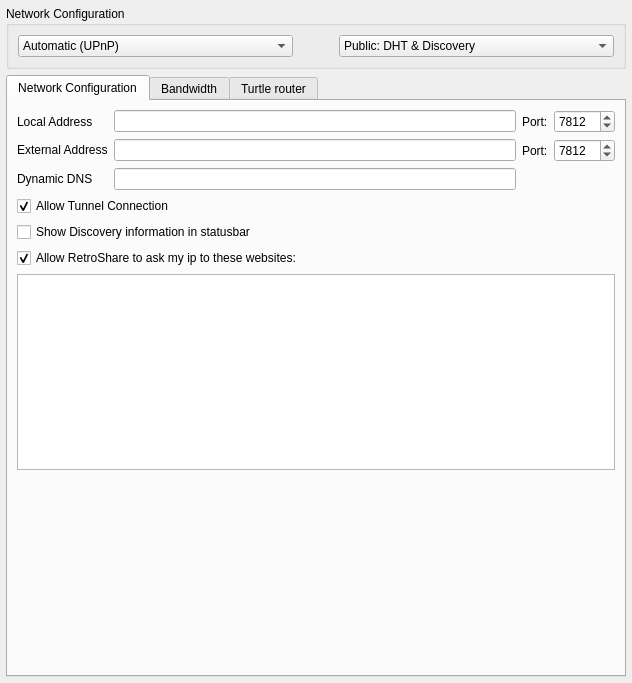
The window that retroshare-gui/src/gui/settings/ServerPage.ui (RetroShare/RetroShare) describes before a commit, drawn with Qt 5.
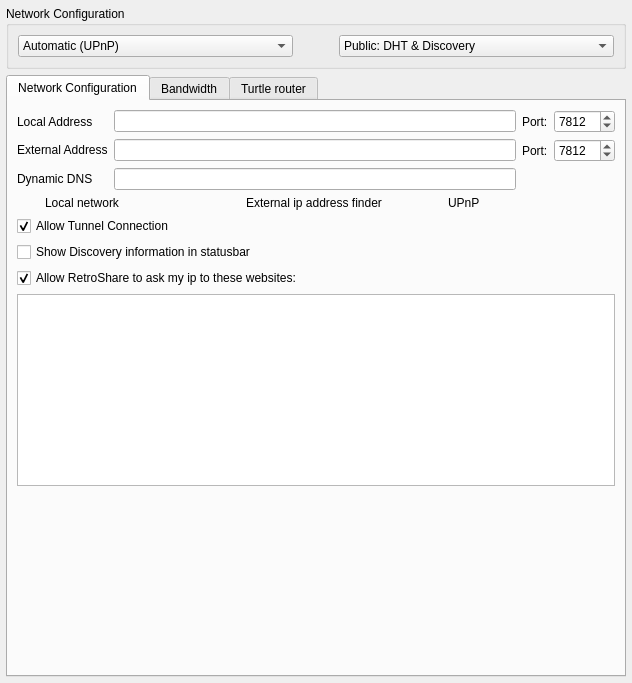
The same window after the commit. Icons and pictures are not drawn.

Commit message: moved networkview and network dialog into tabs of Friends. Renamed "group chat" into "broadcast", removed chat lobbies => will be set elsewhere.

The edit to the form file:
```diff
--- a/retroshare-gui/src/gui/settings/ServerPage.ui
+++ b/retroshare-gui/src/gui/settings/ServerPage.ui
@@ -109,7 +109,7 @@
      </layout>
     </widget>
    </item>
-   <item row="1" column="0">
+   <item row="2" column="0">
     <widget class="QTabWidget" name="tabWidget">
      <property name="currentIndex">
       <number>0</number>
@@ -213,6 +213,109 @@
          </item>
         </layout>
        </item>
+       <item>
+        <layout class="QHBoxLayout" name="horizontalLayout_3">
+         <item>
+          <layout class="QGridLayout" name="_4">
+           <property name="leftMargin">
+            <number>6</number>
+           </property>
+           <property name="rightMargin">
+            <number>6</number>
+           </property>
+           <item row="0" column="0">
+            <widget class="QLabel" name="iconlabel_netLimited">
+             <property name="maximumSize">
+              <size>
+               <width>16</width>
+               <height>16</height>
+              </size>
+             </property>
+             <property name="text">
+              <string/>
+             </property>
+             <property name="pixmap">
+              <pixmap resource="../images.qrc">:/images/ledoff1.png</pixmap>
+             </property>
+            </widget>
+           </item>
+           <item row="0" column="1">
+            <widget class="QLabel" name="textlabel_netLimited">
+             <property name="text">
+              <string>Local network</string>
+             </property>
+            </widget>
+           </item>
+          </layout>
+         </item>
+         <item>
+          <layout class="QGridLayout" name="_6">
+           <property name="leftMargin">
+            <number>6</number>
+           </property>
+           <property name="rightMargin">
+            <number>6</number>
+           </property>
+           <item row="0" column="0">
+            <widget class="QLabel" name="iconlabel_ext">
+             <property name="maximumSize">
+              <size>
+               <width>16</width>
+               <height>16</height>
+              </size>
+             </property>
+             <property name="text">
+              <string/>
+             </property>
+             <property name="pixmap">
+              <pixmap resource="../images.qrc">:/images/ledoff1.png</pixmap>
+             </property>
+            </widget>
+           </item>
+           <item row="0" column="1">
+            <widget class="QLabel" name="textlabel_ext">
+             <property name="text">
+              <string>External ip address finder</string>
+             </property>
+            </widget>
+           </item>
+          </layout>
+         </item>
+         <item>
+          <layout class="QGridLayout" name="_5">
+           <property name="leftMargin">
+            <number>6</number>
+           </property>
+           <property name="rightMargin">
+            <number>6</number>
+           </property>
+           <item row="0" column="0">
+            <widget class="QLabel" name="iconlabel_upnp">
+             <property name="maximumSize">
+              <size>
+               <width>16</width>
+               <height>16</height>
+              </size>
+             </property>
+             <property name="text">
+              <string/>
+             </property>
+             <property name="pixmap">
+              <pixmap resource="../images.qrc">:/images/ledoff1.png</pixmap>
+             </property>
+            </widget>
+           </item>
+           <item row="0" column="1">
+            <widget class="QLabel" name="textlabel_upnp">
+             <property name="text">
+              <string>UPnP</string>
+             </property>
+            </widget>
+           </item>
+          </layout>
+         </item>
+        </layout>
+       </item>
        <item>
         <widget class="QCheckBox" name="allowTunnelConnectionCB">
          <property name="toolTip">
```
Left out of the diff: 1 changed line with no effect on the pictures. The commit also changes 10 other files.
